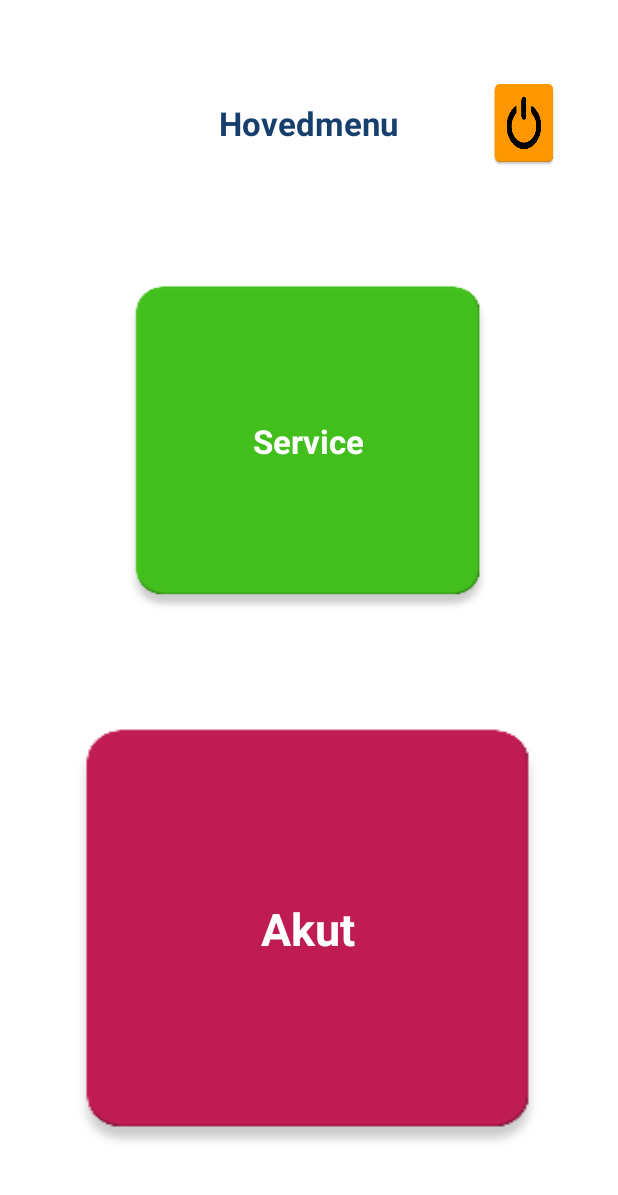
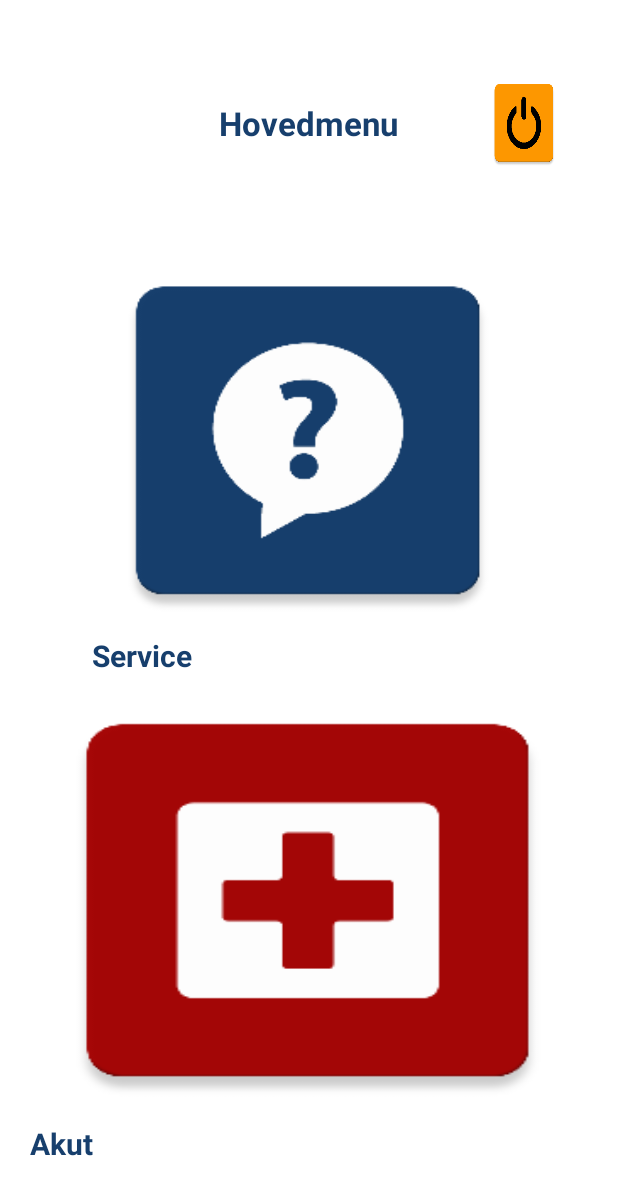
Before and after one commit to andrasbak/PatientKald, an Android app: the fragment HovedMenu shown on its own in the app's theme, on a phone screen of 412 x 824 dp. Shown: the top 1195 px of the screen. Run offline under Robolectric (Android 15) with nearby library versions, the phone set to English and light mode, and no system bars.

Commit message:
port/land layouts tilføjet

```diff
--- a/app/src/main/res/drawable-xxhdpi/akut_selector.xml
+++ b/app/src/main/res/drawable-xxhdpi/akut_selector.xml
@@ -2,10 +2,10 @@
 
 <selector xmlns:android="http://schemas.android.com/apk/res/android">
 
-    <item android:drawable="@drawable/knap_trykket"
+    <item android:drawable="@drawable/akut_trykket"
         android:state_pressed="true" />
-    <item android:drawable="@drawable/knap_trykket"
+    <item android:drawable="@drawable/akut_trykket"
         android:state_focused="true" />
-    <item android:drawable="@drawable/akut_knap" />
+    <item android:drawable="@drawable/akut" />
 
 </selector>
--- a/app/src/main/res/drawable-xxhdpi/service_selector.xml
+++ b/app/src/main/res/drawable-xxhdpi/service_selector.xml
@@ -2,10 +2,10 @@
 
 <selector xmlns:android="http://schemas.android.com/apk/res/android">
 
-    <item android:drawable="@drawable/knap_trykket"
+    <item android:drawable="@drawable/service_trykket"
         android:state_pressed="true" />
-    <item android:drawable="@drawable/knap_trykket"
+    <item android:drawable="@drawable/service_trykket"
         android:state_focused="true" />
-    <item android:drawable="@drawable/service_knap" />
+    <item android:drawable="@drawable/service" />
 
 </selector>
--- a/app/src/main/res/layout-land/fragment_hoved_menu.xml
+++ b/app/src/main/res/layout-land/fragment_hoved_menu.xml
@@ -109,7 +109,6 @@
                     android:layout_height="match_parent"
                     android:layout_weight="0.8"
                     android:background="@drawable/service_selector"
-                    android:text="Service"
                     android:id="@+id/service_knap"
                     android:textSize="22dp"
                     android:textColor="#ffffffff"
@@ -148,7 +147,6 @@
                     android:layout_height="match_parent"
                     android:layout_weight="0.7"
                     android:background="@drawable/akut_selector"
-                    android:text="Akut"
                     android:id="@+id/akut_knap"
                     android:textColor="#ffffffff"
                     android:textSize="30dp"
--- a/app/src/main/res/layout-port/fragment_hoved_menu.xml
+++ b/app/src/main/res/layout-port/fragment_hoved_menu.xml
@@ -97,11 +97,20 @@
                 android:layout_height="0dp"
                 android:layout_weight="0.9"
                 android:background="@drawable/service_selector"
-                android:text="Service"
                 android:id="@+id/service_knap"
                 android:textSize="22dp"
                 android:textColor="#ffffffff"
                 android:textStyle="bold"/>
+
+            <TextView
+                android:layout_width="match_parent"
+                android:layout_height="0dp"
+                android:layout_weight="0.1"
+                android:text="Service"
+                android:textSize="20dp"
+                android:textStyle="bold"
+                android:textAlignment="center"
+                android:textColor="#173f6d" />
 
 
             </LinearLayout>
@@ -112,7 +121,8 @@
         android:layout_width="match_parent"
         android:layout_height="0dp"
         android:layout_weight="0.45"
-        android:orientation="horizontal">
+        android:orientation="horizontal"
+        android:gravity="center">
 
         <View
             android:layout_width="0dp"
@@ -129,13 +139,22 @@
             <Button
                 android:layout_width="match_parent"
                 android:layout_height="0dp"
-                android:layout_weight="0.9"
+                android:layout_weight="0.8"
                 android:background="@drawable/akut_selector"
-                android:text="Akut"
                 android:id="@+id/akut_knap"
                 android:textColor="#ffffffff"
                 android:textSize="30dp"
                 android:textStyle="bold"/>
+
+                <TextView
+                    android:layout_width="match_parent"
+                    android:layout_height="0dp"
+                    android:layout_weight="0.1"
+                    android:text="Akut"
+                    android:textSize="20dp"
+                    android:textStyle="bold"
+                    android:textColor="#173f6d" />
+
 
             </LinearLayout>
 
```
Also changed, not shown: app/src/main/res/drawable-xxhdpi/akut.png (added), app/src/main/res/drawable-xxhdpi/akut_knap.png (deleted), app/src/main/res/drawable-xxhdpi/akut_trykket.png (added), app/src/main/res/drawable-xxhdpi/knap_trykket.png, app/src/main/res/drawable-xxhdpi/service.png (added), app/src/main/res/drawable-xxhdpi/service_knap.png (deleted), app/src/main/res/drawable-xxhdpi/service_trykket.png (added).
